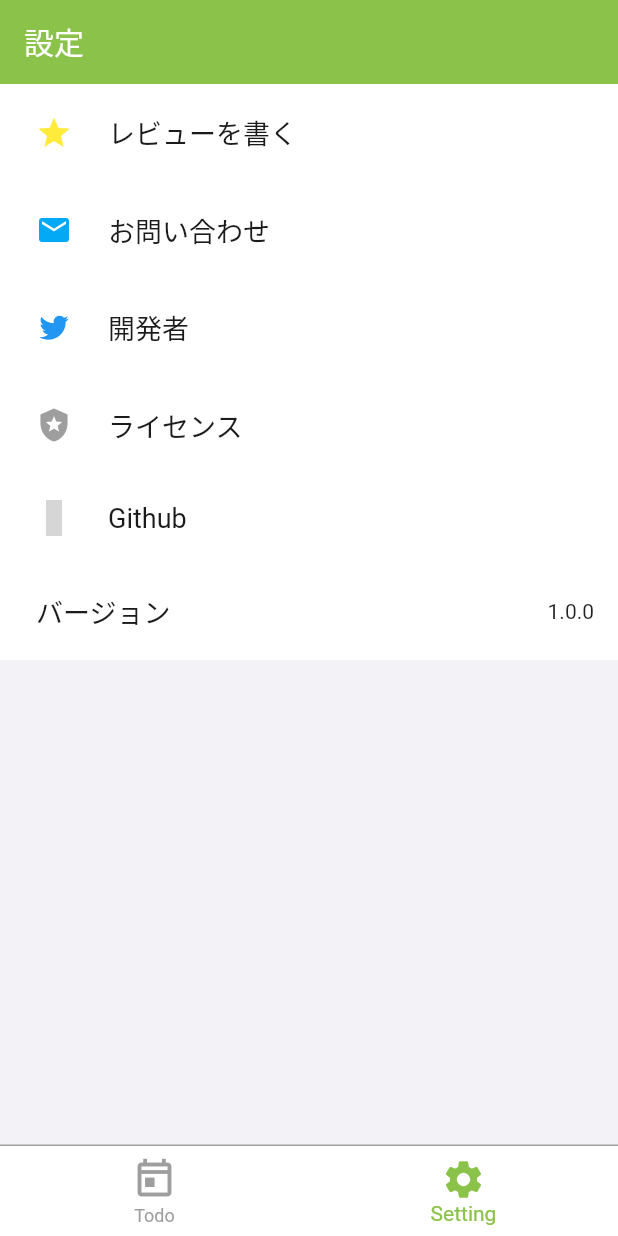
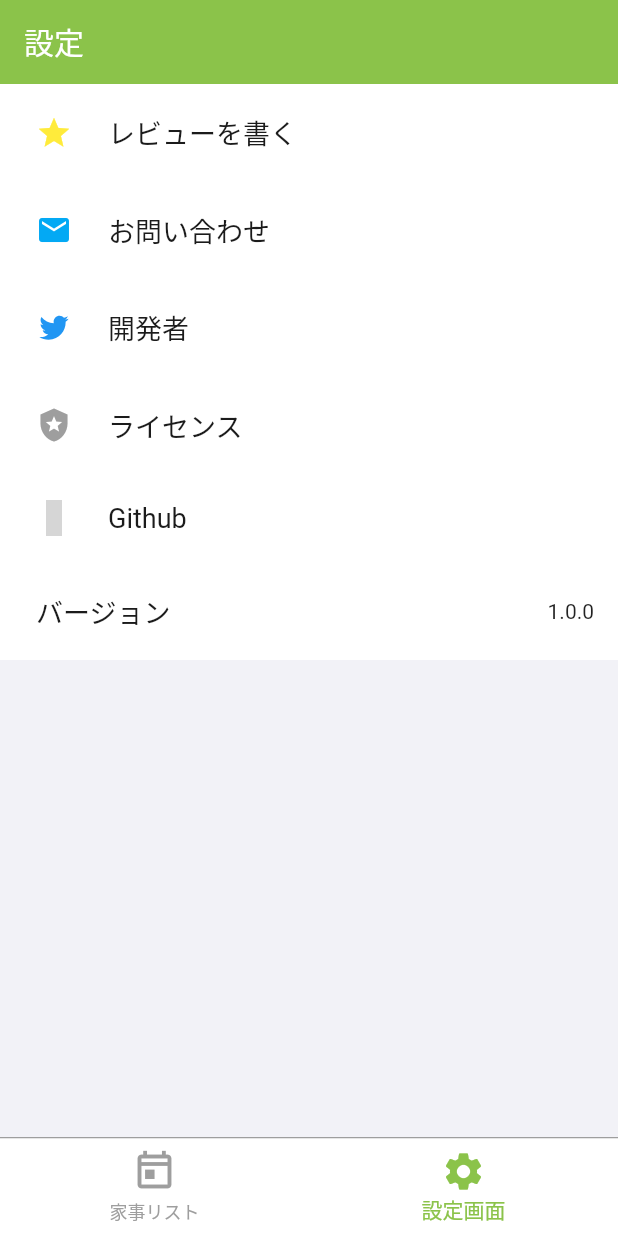
Before and after one commit to iseruuuuu/daily_house_work_app, a Flutter app: the screen it shows after launch, item 2 of the bottom bar chosen, on a phone screen of 412 x 824 dp. Run offline on Flutter 3.47's test engine with Material 2 defaults, Android fonts, the phone set to English and light mode, and no system bars; drawn by our look-alikes of settings_ui; our stand-ins replace cached_network_image, flutter_easyloading, flutter_vector_icons, get, in_app_review, package_info_plus and 1 more; missing offline and left inert: panara_dialogs; network calls fail; grey boxes are pictures that could not be loaded.

Commit message:
add: タブ画面の文言を変更した

```diff
--- a/lib/screen/tab_screen.dart
+++ b/lib/screen/tab_screen.dart
@@ -35,11 +35,11 @@ class TabScreen extends StatelessWidget {
             items: const [
               BottomNavigationBarItem(
                 icon: Icon(Icons.today_outlined),
-                label: 'Todo',
+                label: '家事リスト',
               ),
               BottomNavigationBarItem(
                 icon: Icon(Icons.settings),
-                label: 'Setting',
+                label: '設定画面',
               ),
             ],
             type: BottomNavigationBarType.fixed,
```
